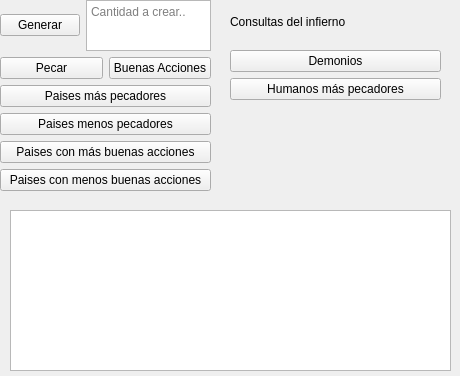
The window that progra2/worldwindow.ui (madri308/Heaven_vs_Hell) describes before a commit, drawn with Qt 5.
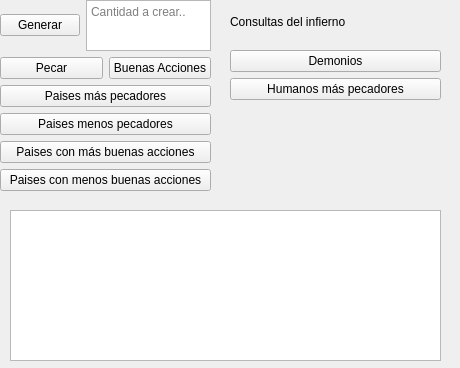
The same window after the commit. Icons and pictures are not drawn.

Patch:
```diff
--- a/progra2/worldwindow.ui
+++ b/progra2/worldwindow.ui
@@ -7,7 +7,7 @@
     <x>0</x>
     <y>0</y>
     <width>460</width>
-    <height>376</height>
+    <height>368</height>
    </rect>
   </property>
   <property name="sizePolicy">
@@ -149,8 +149,8 @@
      <rect>
       <x>10</x>
       <y>210</y>
-      <width>441</width>
-      <height>161</height>
+      <width>431</width>
+      <height>151</height>
      </rect>
     </property>
    </widget>
```
